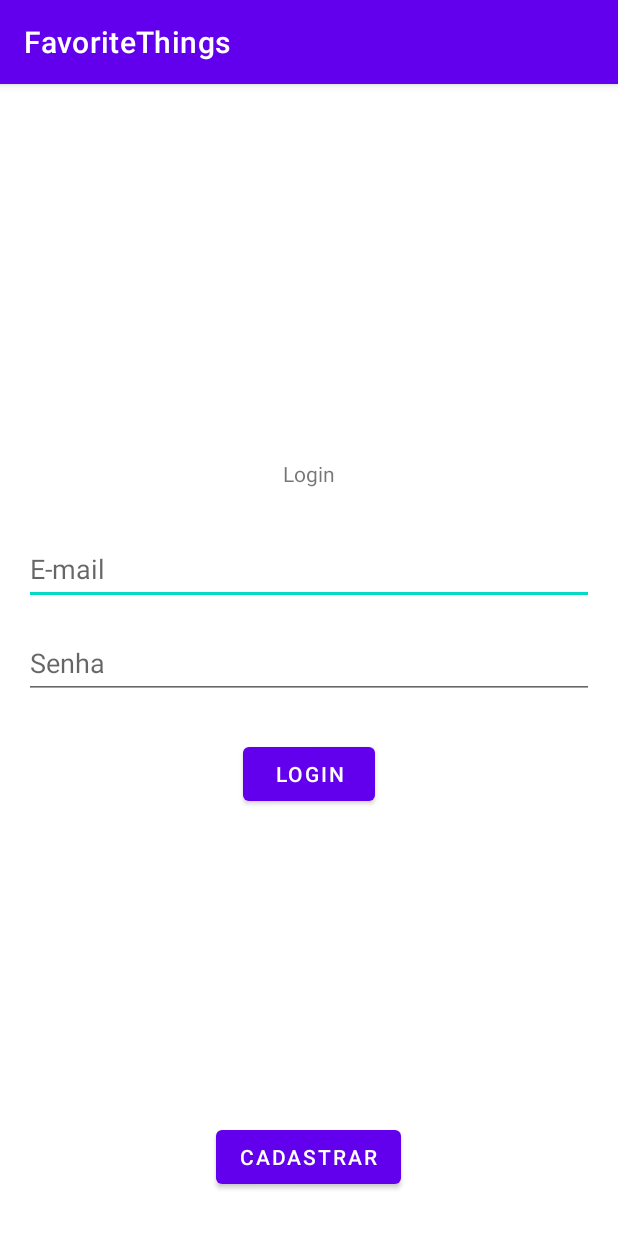
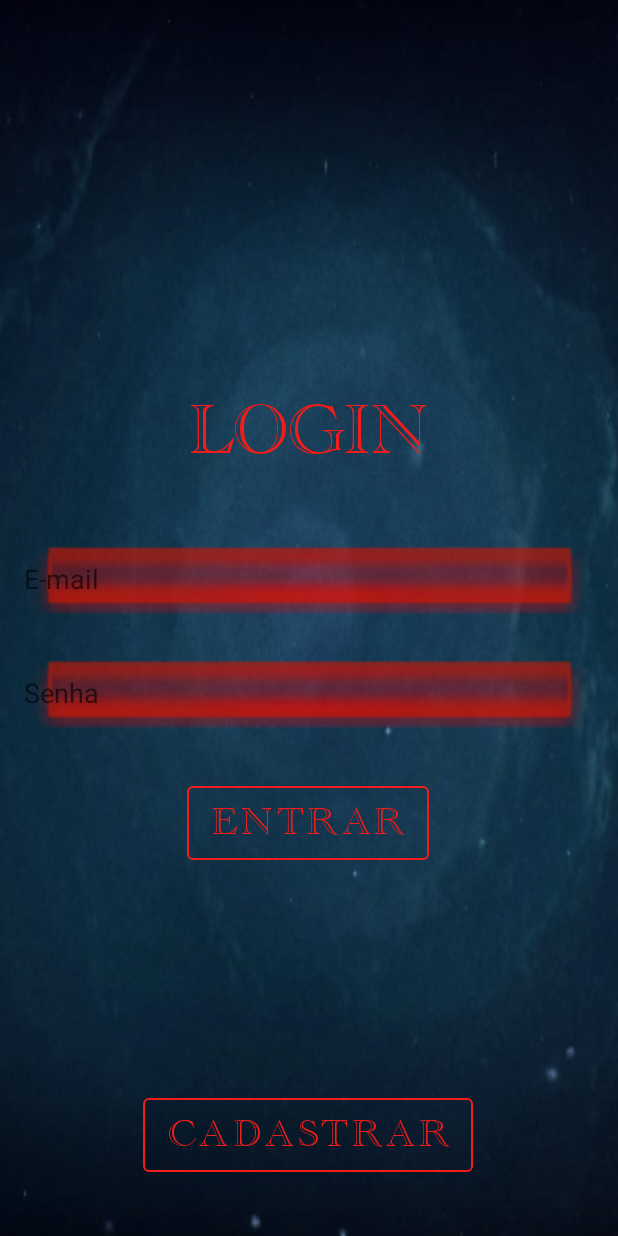
Before and after one commit to emegit120/favorite-things, an Android app: the screen it shows after launch (MainActivity), on a phone screen of 412 x 824 dp. Run offline under Robolectric (Android 15) with nearby library versions, the phone set to English and light mode, and no system bars.

Commit message:
style login - em andamento

```diff
--- a/app/build.gradle
+++ b/app/build.gradle
@@ -23,6 +23,7 @@ android {
             proguardFiles getDefaultProguardFile('proguard-android-optimize.txt'), 'proguard-rules.pro'
         }
     }
+
     compileOptions {
         sourceCompatibility JavaVersion.VERSION_1_8
         targetCompatibility JavaVersion.VERSION_1_8
@@ -44,4 +45,6 @@ dependencies {
     testImplementation 'junit:junit:4.13.2'
     androidTestImplementation 'androidx.test.ext:junit:1.1.3'
     androidTestImplementation 'androidx.test.espresso:espresso-core:3.4.0'
+
+    implementation 'com.google.android.material:material:1.6.0'
 }
--- a/app/src/main/AndroidManifest.xml
+++ b/app/src/main/AndroidManifest.xml
@@ -10,6 +10,12 @@
         android:supportsRtl="true"
         android:theme="@style/Theme.FavoriteThings">
         <activity
+            android:name=".NextActivity"
+            android:exported="false" />
+        <activity
+            android:name=".SplashActivity"
+            android:exported="false" />
+        <activity
             android:name=".MainActivity"
             android:exported="true">
             <intent-filter>
--- a/app/src/main/res/layout/activity_main.xml
+++ b/app/src/main/res/layout/activity_main.xml
@@ -4,6 +4,7 @@
     xmlns:tools="http://schemas.android.com/tools"
     android:layout_width="match_parent"
     android:layout_height="match_parent"
+    android:background="@drawable/background"
     tools:context=".MainActivity">
 
     <TextView
@@ -14,7 +15,11 @@
         android:layout_marginTop="250dp"
         android:layout_marginEnd="16dp"
         android:text="@string/login"
+        android:fontFamily="@font/engraveded"
         android:textAlignment="center"
+        android:textColor="#F11D1A"
+        android:textSize="48dp"
+        android:textAllCaps="true"
         app:layout_constraintEnd_toEndOf="parent"
         app:layout_constraintLeft_toLeftOf="parent"
         app:layout_constraintRight_toRightOf="parent"
@@ -30,6 +35,8 @@
         android:layout_marginBottom="16dp"
         android:hint="@string/e_mail"
         android:minHeight="48dp"
+        android:textColor="@color/white"
+        android:background="@drawable/field"
         app:layout_constraintBottom_toBottomOf="parent"
         app:layout_constraintEnd_toEndOf="parent"
         app:layout_constraintHorizontal_bias="0.0"
@@ -46,6 +53,7 @@
         android:layout_marginBottom="16dp"
         android:hint="@string/senha"
         android:minHeight="48dp"
+        android:background="@drawable/field"
         app:layout_constraintBottom_toBottomOf="parent"
         app:layout_constraintEnd_toEndOf="parent"
         app:layout_constraintHorizontal_bias="0.0"
@@ -57,19 +65,35 @@
         android:id="@+id/button"
         android:layout_width="wrap_content"
         android:layout_height="wrap_content"
-        android:text="@string/login"
+        android:fontFamily="@font/engraveded"
+        android:text="@string/entrar"
+        android:textAlignment="center"
+        android:textAllCaps="true"
+        android:textColor="#F11D1A"
+        android:textSize="26dp"
+        style="@style/Widget.MaterialComponents.Button.OutlinedButton"
+        app:strokeColor="#F11D1A"
         app:layout_constraintBottom_toBottomOf="parent"
         app:layout_constraintEnd_toEndOf="parent"
+        app:layout_constraintHorizontal_bias="0.497"
         app:layout_constraintStart_toStartOf="parent"
         app:layout_constraintTop_toBottomOf="@+id/passTextEdit"
-        app:layout_constraintVertical_bias="0.083"
+        app:layout_constraintVertical_bias="0.093"
         tools:ignore="DuplicateSpeakableTextCheck" />
 
     <Button
         android:id="@+id/button2"
         android:layout_width="wrap_content"
         android:layout_height="wrap_content"
+        android:layout_marginBottom="16dp"
+        android:fontFamily="@font/engraveded"
         android:text="@string/cadastrar"
+        android:textAlignment="center"
+        android:textAllCaps="true"
+        android:textColor="#F11D1A"
+        android:textSize="26dp"
+        style="@style/Widget.MaterialComponents.Button.OutlinedButton"
+        app:strokeColor="#F11D1A"
         app:layout_constraintBottom_toBottomOf="parent"
         app:layout_constraintEnd_toEndOf="parent"
         app:layout_constraintHorizontal_bias="0.498"
--- a/app/src/main/res/values-night/themes.xml
+++ b/app/src/main/res/values-night/themes.xml
@@ -1,6 +1,6 @@
 <resources xmlns:tools="http://schemas.android.com/tools">
     <!-- Base application theme. -->
-    <style name="Theme.FavoriteThings" parent="Theme.MaterialComponents.DayNight.DarkActionBar">
+    <style name="Theme.FavoriteThings" parent="Theme.MaterialComponents.DayNight.NoActionBar">
         <!-- Primary brand color. -->
         <item name="colorPrimary">@color/purple_200</item>
         <item name="colorPrimaryVariant">@color/purple_700</item>
--- a/app/src/main/res/values/colors.xml
+++ b/app/src/main/res/values/colors.xml
@@ -1,6 +1,6 @@
 <?xml version="1.0" encoding="utf-8"?>
 <resources>
-    <color name="purple_200">#FFBB86FC</color>
+    <color name="purple_200">#FFFFFFFF</color>
     <color name="purple_500">#FF6200EE</color>
     <color name="purple_700">#FF3700B3</color>
     <color name="teal_200">#FF03DAC5</color>
--- a/app/src/main/res/values/strings.xml
+++ b/app/src/main/res/values/strings.xml
@@ -1,6 +1,7 @@
 <resources>
     <string name="app_name">FavoriteThings</string>
     <string name="login">Login</string>
+    <string name="entrar">Entrar</string>
     <string name="e_mail">E-mail</string>
     <string name="senha">Senha</string>
     <string name="cadastrar">Cadastrar</string>
--- a/app/src/main/res/values/themes.xml
+++ b/app/src/main/res/values/themes.xml
@@ -1,6 +1,6 @@
 <resources xmlns:tools="http://schemas.android.com/tools">
     <!-- Base application theme. -->
-    <style name="Theme.FavoriteThings" parent="Theme.MaterialComponents.DayNight.DarkActionBar">
+    <style name="Theme.FavoriteThings" parent="Theme.MaterialComponents.DayNight.NoActionBar">
         <!-- Primary brand color. -->
         <item name="colorPrimary">@color/purple_500</item>
         <item name="colorPrimaryVariant">@color/purple_700</item>
--- a/build.gradle
+++ b/build.gradle
@@ -4,9 +4,9 @@ buildscript {
     }
 }// Top-level build file where you can add configuration options common to all sub-projects/modules.
 plugins {
-    id 'com.android.application' version '7.1.2' apply false
-    id 'com.android.library' version '7.1.2' apply false
-    id 'org.jetbrains.kotlin.android' version '1.6.20' apply false
+    id 'com.android.application' version '7.1.3' apply false
+    id 'com.android.library' version '7.1.3' apply false
+    id 'org.jetbrains.kotlin.android' version '1.6.21' apply false
 }
 
 task clean(type: Delete) {
```
Also changed, not shown: app/src/main/java/br/com/threeX/favoritethings/MainActivity.kt (+17 -0 lines), app/src/main/java/br/com/threeX/favoritethings/NextActivity.kt (added, +11 -0 lines), app/src/main/java/br/com/threeX/favoritethings/SplashActivity.kt (added, +11 -0 lines), app/src/main/res/layout/activity_next.xml (added, +9 -0 lines), app/src/main/res/layout/activity_splash.xml (added, +20 -0 lines), app/src/main/res/drawable/background.jpg (added), app/src/main/res/drawable/field.png (added), app/src/main/res/drawable/logo.png (added), app/src/main/res/font/engraveded.ttf (added).
